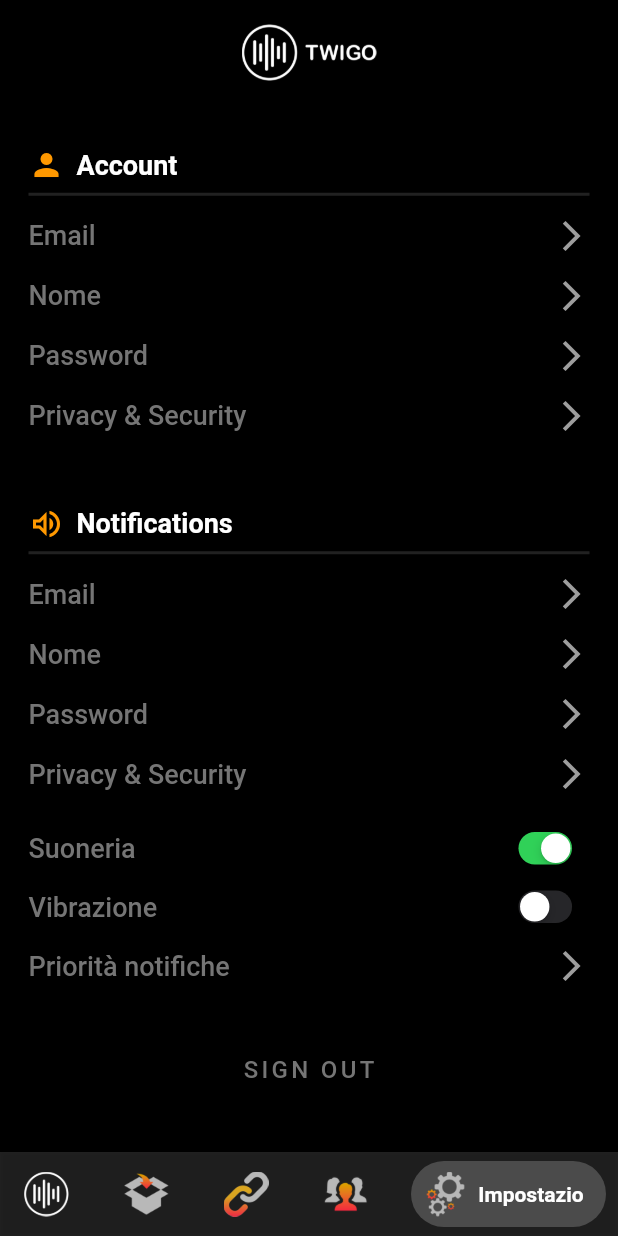
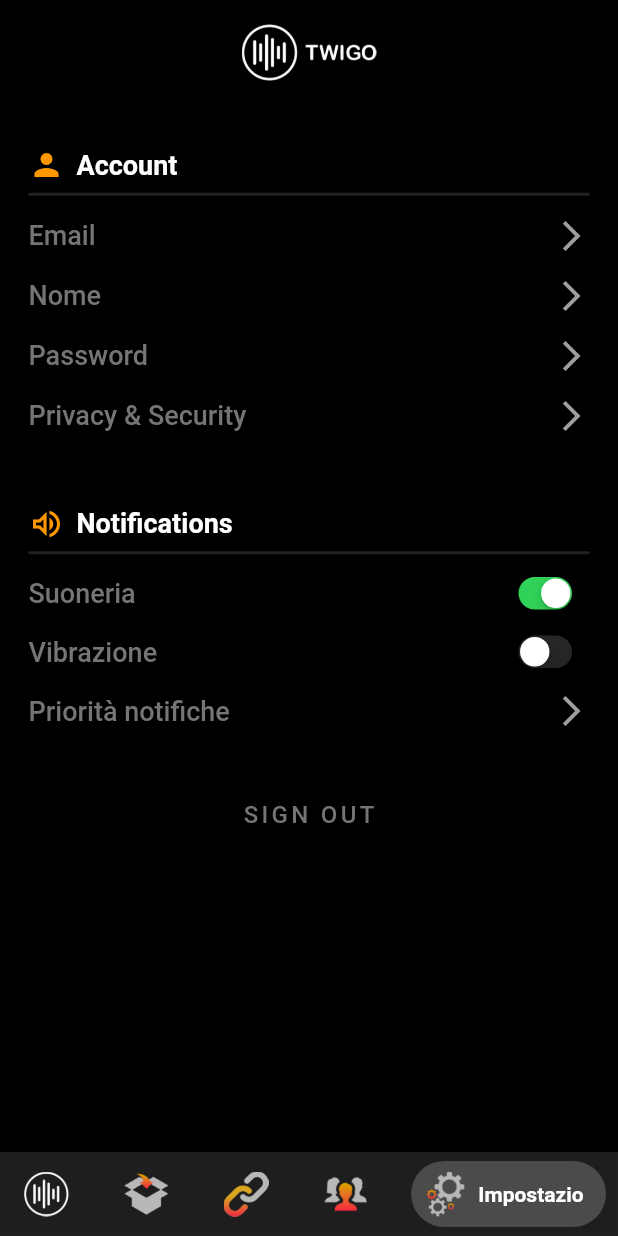
Before and after one commit to cdelprete21/twigo, a Flutter app: the screen it shows after launch, item 5 of the bottom bar chosen, on a phone screen of 412 x 824 dp. Run offline on Flutter 3.47's test engine with Material 2 defaults, Android fonts, the light colour scheme and no system bars; drawn by our look-alikes of bottom_navy_bar; our stand-ins replace firebase_auth, firebase_core; accounts and stored records are empty.

Commit message:
finito (aggiustamento impostazioni)

```diff
--- a/lib/UI/pagine/Impostazioni.dart
+++ b/lib/UI/pagine/Impostazioni.dart
@@ -66,13 +66,6 @@
               color: Colors.grey[900],
               height: 15,
               thickness: 2,
-            ),
-            buildAccountOptionRow(context, "Email"),
-            buildAccountOptionRow(context, "Nome"),
-            buildAccountOptionRow(context, "Password"),
-            buildAccountOptionRow(context, "Privacy & Security"),
-            SizedBox(
-              height: 10,
             ),
             buildNotificationOptionRow("Suoneria", true),
             buildNotificationOptionRow("Vibrazione", false),
```
